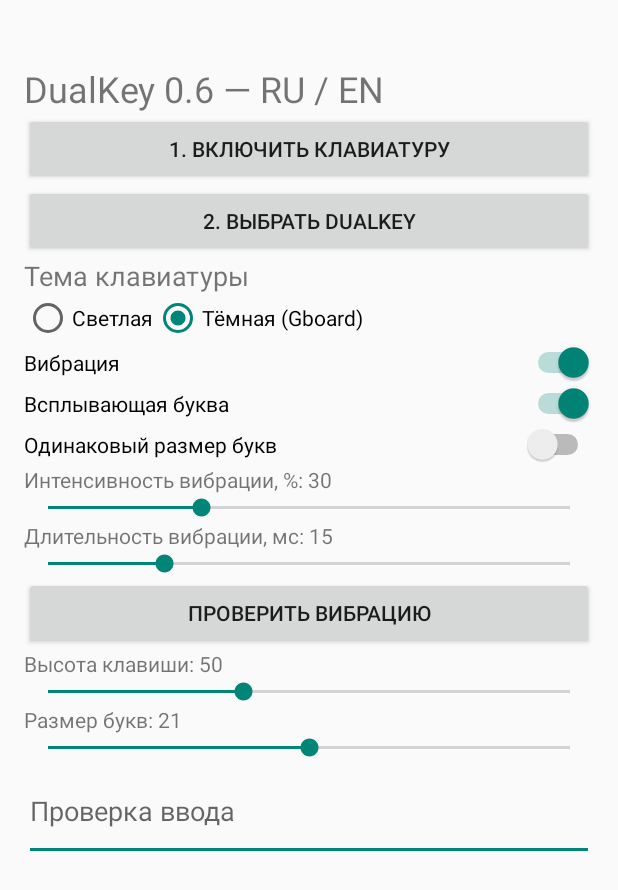
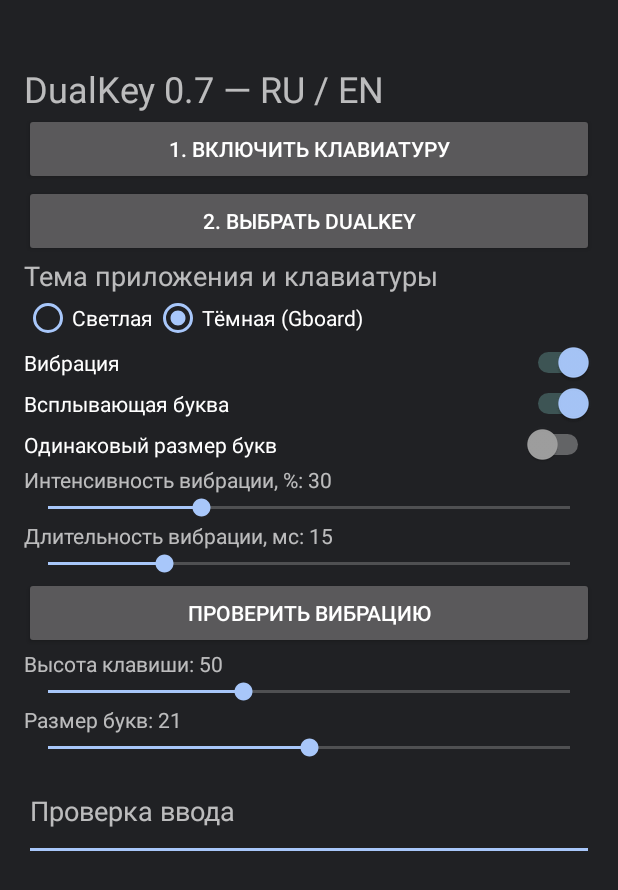
Before and after one commit to 65WebDev/Dual-keyboard, an Android app: the screen it shows after launch (SettingsActivity), on a phone screen of 412 x 824 dp. Shown: the top 890 px of the screen. Run offline under Robolectric (Android 15) with nearby library versions, the phone set to English and light mode, and no system bars.

Commit message:
DualKey 0.7: synchronize settings and keyboard themes

```diff
--- a/app/build.gradle
+++ b/app/build.gradle
@@ -1,6 +1,6 @@
 plugins { id 'com.android.application'; id 'org.jetbrains.kotlin.android' }
 android { namespace 'com.dualkey.ime'; compileSdk 35
- defaultConfig { applicationId 'com.dualkey.ime'; minSdk 26; targetSdk 35; versionCode 6; versionName '0.6' }
+ defaultConfig { applicationId 'com.dualkey.ime'; minSdk 26; targetSdk 35; versionCode 7; versionName '0.7' }
  compileOptions { sourceCompatibility JavaVersion.VERSION_17; targetCompatibility JavaVersion.VERSION_17 }
  kotlinOptions { jvmTarget = '17' }
 }
--- a/app/src/main/java/com/dualkey/ime/SettingsActivity.kt
+++ b/app/src/main/java/com/dualkey/ime/SettingsActivity.kt
@@ -6,26 +6,33 @@ import android.provider.Settings
 import android.view.inputmethod.InputMethodManager
 import android.widget.*
 class SettingsActivity: Activity() {
- override fun onCreate(savedInstanceState: Bundle?) { super.onCreate(savedInstanceState)
- val p=getSharedPreferences("keys",0)
+ override fun onCreate(savedInstanceState: Bundle?) { val p=getSharedPreferences("keys",0)
+ val night=p.getBoolean("dark",true)
+ setTheme(if(night) android.R.style.Theme_Material_NoActionBar else android.R.style.Theme_Material_Light_NoActionBar)
+ super.onCreate(savedInstanceState)
+ val bg=if(night)0xff202124.toInt() else 0xfffafafa.toInt()
+ val accent=android.content.res.ColorStateList.valueOf(if(night)0xffa8c7fa.toInt() else 0xff006b60.toInt())
+ window.statusBarColor=bg;window.navigationBarColor=bg
+ window.decorView.systemUiVisibility=if(night)0 else (android.view.View.SYSTEM_UI_FLAG_LIGHT_STATUS_BAR or android.view.View.SYSTEM_UI_FLAG_LIGHT_NAVIGATION_BAR)
+ window.decorView.setBackgroundColor(bg)
  val l=LinearLayout(this).apply { orientation=1; setPadding(24,64,24,24) }
  fun button(s:String, f:()->Unit) { l.addView(Button(this).apply { text=s; setOnClickListener { f() } }) }
- l.addView(TextView(this).apply { text="DualKey 0.6 — RU / EN"; textSize=24f })
+ l.addView(TextView(this).apply { text="DualKey 0.7 — RU / EN"; textSize=24f })
  button("1. Включить клавиатуру") { startActivity(Intent(Settings.ACTION_INPUT_METHOD_SETTINGS)) }
  button("2. Выбрать DualKey") { getSystemService(InputMethodManager::class.java).showInputMethodPicker() }
- fun toggle(s:String,k:String,d:Boolean) { l.addView(Switch(this).apply { text=s; isChecked=p.getBoolean(k,d); setOnCheckedChangeListener { _,v->p.edit().putBoolean(k,v).apply() } }) }
- l.addView(TextView(this).apply { text="Тема клавиатуры"; textSize=18f })
+ fun toggle(s:String,k:String,d:Boolean) { l.addView(Switch(this).apply { text=s; if(night){thumbTintList=android.content.res.ColorStateList(arrayOf(intArrayOf(android.R.attr.state_checked),intArrayOf()),intArrayOf(0xffa8c7fa.toInt(),0xffa0a0a0.toInt()))}; isChecked=p.getBoolean(k,d); setOnCheckedChangeListener { _,v->p.edit().putBoolean(k,v).apply() } }) }
+ l.addView(TextView(this).apply { text="Тема приложения и клавиатуры"; textSize=18f })
  val themes=RadioGroup(this).apply { orientation=RadioGroup.HORIZONTAL }
  val light=RadioButton(this).apply { id=android.view.View.generateViewId(); text="Светлая" }
  val dark=RadioButton(this).apply { id=android.view.View.generateViewId(); text="Тёмная (Gboard)" }
- themes.addView(light);themes.addView(dark);l.addView(themes)
+ light.buttonTintList=accent;dark.buttonTintList=accent;themes.addView(light);themes.addView(dark);l.addView(themes)
  themes.check(if(p.getBoolean("dark",true))dark.id else light.id)
- themes.setOnCheckedChangeListener { _,id -> p.edit().putBoolean("dark",id==dark.id).apply() }
+ themes.setOnCheckedChangeListener { _,id -> val selected=id==dark.id; if(selected!=night){p.edit().putBoolean("dark",selected).apply();recreate()} }
   toggle("Вибрация","haptic",true); toggle("Всплывающая буква","preview",true); toggle("Одинаковый размер букв","equal",false)
- fun slider(s:String,k:String,min:Int,max:Int,d:Int) { val label=TextView(this); l.addView(label); val bar=SeekBar(this); bar.max=max-min; bar.progress=p.getInt(k,d)-min; label.text="$s: ${bar.progress+min}"; l.addView(bar); bar.setOnSeekBarChangeListener(object:SeekBar.OnSeekBarChangeListener { override fun onProgressChanged(b:SeekBar,v:Int,u:Boolean){label.text="$s: ${v+min}";p.edit().putInt(k,v+min).apply()}; override fun onStartTrackingTouch(b:SeekBar){};override fun onStopTrackingTouch(b:SeekBar){} }) }
+ fun slider(s:String,k:String,min:Int,max:Int,d:Int) { val label=TextView(this); l.addView(label); val bar=SeekBar(this);bar.progressTintList=accent;bar.thumbTintList=accent; bar.max=max-min; bar.progress=p.getInt(k,d)-min; label.text="$s: ${bar.progress+min}"; l.addView(bar); bar.setOnSeekBarChangeListener(object:SeekBar.OnSeekBarChangeListener { override fun onProgressChanged(b:SeekBar,v:Int,u:Boolean){label.text="$s: ${v+min}";p.edit().putInt(k,v+min).apply()}; override fun onStartTrackingTouch(b:SeekBar){};override fun onStopTrackingTouch(b:SeekBar){} }) }
  slider("Интенсивность вибрации, %","vibration_strength",1,100,30); slider("Длительность вибрации, мс","vibration_duration",5,50,15)
  button("Проверить вибрацию") { if(p.getBoolean("haptic",true)) KeyVibration.play(this,p) }
  slider("Высота клавиши","height",38,70,50); slider("Размер букв","size",16,26,21)
- l.addView(EditText(this).apply { hint="Проверка ввода"; minLines=2 }); setContentView(ScrollView(this).apply { addView(l) })
+ l.addView(EditText(this).apply { id=701; hint="Проверка ввода"; minLines=2; backgroundTintList=accent }); setContentView(ScrollView(this).apply { id=702; setBackgroundColor(bg); addView(l) })
  }
 }
```
Also changed, not shown: 1 other file.
